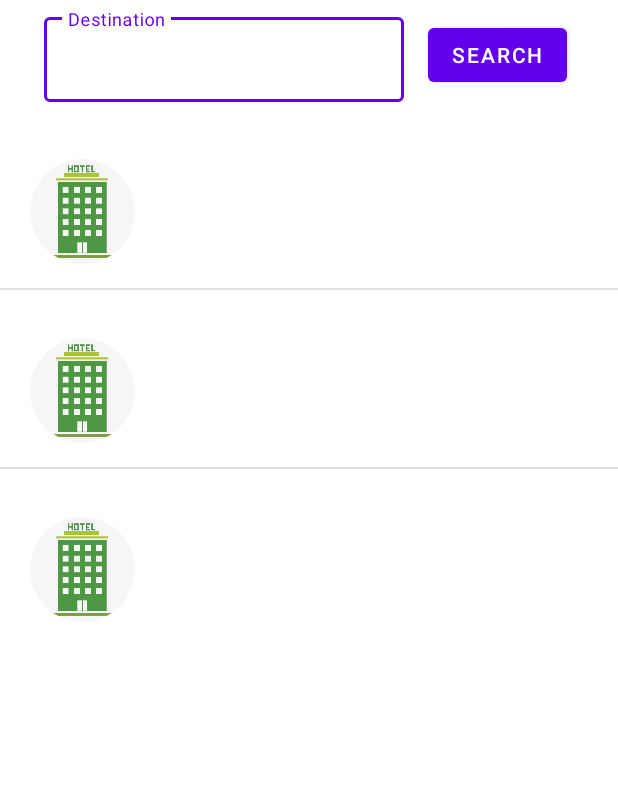
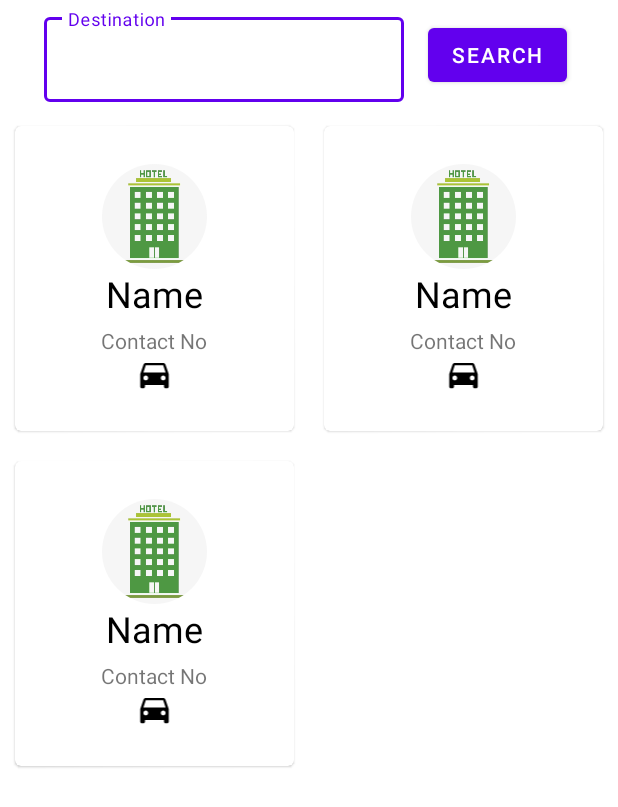
Before and after one commit to rchathuranga/tour-app, an Android app: the layout fragment_cab.xml on its own in the app's theme, with its tools: preview values and no code run, on a phone screen of 412 x 824 dp. Shown: the top 807 px of the screen. Run offline under Robolectric (Android 15) with nearby library versions, the phone set to English and light mode, and no system bars.

Commit message:
Minor Changes Done

```diff
--- a/app/src/main/java/lk/proj/tourapp/adapter/HotelListAdapter.java
+++ b/app/src/main/java/lk/proj/tourapp/adapter/HotelListAdapter.java
@@ -71,7 +71,7 @@ public class HotelListAdapter extends BaseAdapter {
 
         holder.lblHotelName.setText(hotel.getHotelName());
         holder.lblLocation.setText(hotel.getLocation());
-        holder.lblPrice.setText(hotel.getPrice().toString());
+        holder.lblPrice.setText("LKR "+hotel.getPrice().toString());
         Picasso.get().load(hotel.getImageUrl()).into(holder.imageView);
         return row;
     }
--- a/app/src/main/res/layout/cab_list.xml
+++ b/app/src/main/res/layout/cab_list.xml
@@ -4,47 +4,61 @@
     android:layout_width="match_parent"
     android:layout_height="match_parent">
 
-    <RelativeLayout
-        android:layout_width="match_parent"
+    <com.google.android.material.card.MaterialCardView
+        android:layout_width="wrap_content"
         android:layout_height="wrap_content"
+        android:layout_margin="10dp"
         android:layout_marginTop="16dp">
 
         <LinearLayout
             android:layout_width="wrap_content"
             android:layout_height="wrap_content"
-            android:layout_marginVertical="16dp"
-            android:orientation="horizontal">
+            android:minHeight="200dp"
+            android:orientation="vertical"
+            android:padding="25dp">
 
             <de.hdodenhof.circleimageview.CircleImageView
                 android:id="@+id/cabProPic"
                 android:layout_width="70dp"
                 android:layout_height="70dp"
-                android:layout_marginStart="20dp"
-                android:src="@drawable/hotel_sample"/>
+                android:layout_gravity="center"
+                android:src="@drawable/hotel_sample" />
+
             <LinearLayout
                 android:layout_width="wrap_content"
                 android:layout_height="wrap_content"
-                android:layout_marginStart="20dp"
+                android:layout_gravity="center"
                 android:orientation="vertical">
 
                 <TextView
-                    android:layout_width="wrap_content"
+                    android:id="@+id/driverName"
+                    android:layout_width="match_parent"
                     android:layout_height="wrap_content"
-                    android:id="@+id/driverName"
+                    android:width="150dp"
+                    android:text="Name"
+                    android:textAlignment="center"
                     android:textColor="@color/black"
-                    android:textSize="24sp"/>
+                    android:textSize="24sp" />
 
                 <TextView
-                    android:layout_width="wrap_content"
+                    android:id="@+id/contactNo"
+                    android:layout_width="match_parent"
                     android:layout_height="wrap_content"
                     android:layout_marginTop="5dp"
-                    android:id="@+id/contactNo"/>
+                    android:text="Contact No"
+                    android:textAlignment="center" />
+
+                <ImageView
+                    android:id="@+id/cabVehicleType"
+                    android:layout_width="match_parent"
+                    android:layout_height="25dp"
+                    android:src="@drawable/ic_baseline_directions_car_24" />
 
             </LinearLayout>
 
         </LinearLayout>
 
-    </RelativeLayout>
+    </com.google.android.material.card.MaterialCardView>
 
 
 </LinearLayout>
--- a/app/src/main/res/layout/fragment_cab.xml
+++ b/app/src/main/res/layout/fragment_cab.xml
@@ -44,10 +44,12 @@
 
         </LinearLayout>
 
-        <ListView
+        <GridView
             android:id="@+id/cabListView"
             android:layout_width="match_parent"
             android:layout_height="wrap_content"
+            android:numColumns="2"
+            android:layout_gravity="center"
             tools:listitem="@layout/cab_list" />
     </LinearLayout>
 
```
Also changed, not shown: app/src/main/java/lk/proj/tourapp/adapter/Cab.java (+55 -4 lines), app/src/main/java/lk/proj/tourapp/adapter/CabListAdapter.java (+26 -15 lines), app/src/main/java/lk/proj/tourapp/fragment/CabFragment.java (+49 -17 lines).
